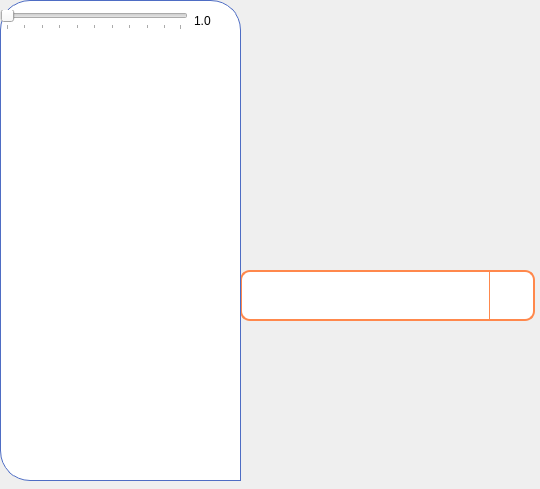
Old version of the form UI.ui in the repository Jeremy-ttt/Desktop-AI-CatGirl.
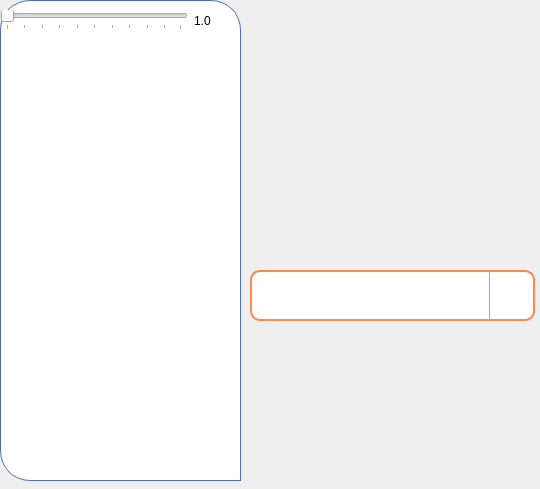
New version of the form. Icons and pictures are not drawn.

```diff
--- a/UI.ui
+++ b/UI.ui
@@ -389,9 +389,9 @@
     <widget class="QTextEdit" name="textEdit">
      <property name="geometry">
       <rect>
-       <x>20</x>
+       <x>30</x>
        <y>270</y>
-       <width>251</width>
+       <width>241</width>
        <height>51</height>
       </rect>
      </property>
```
